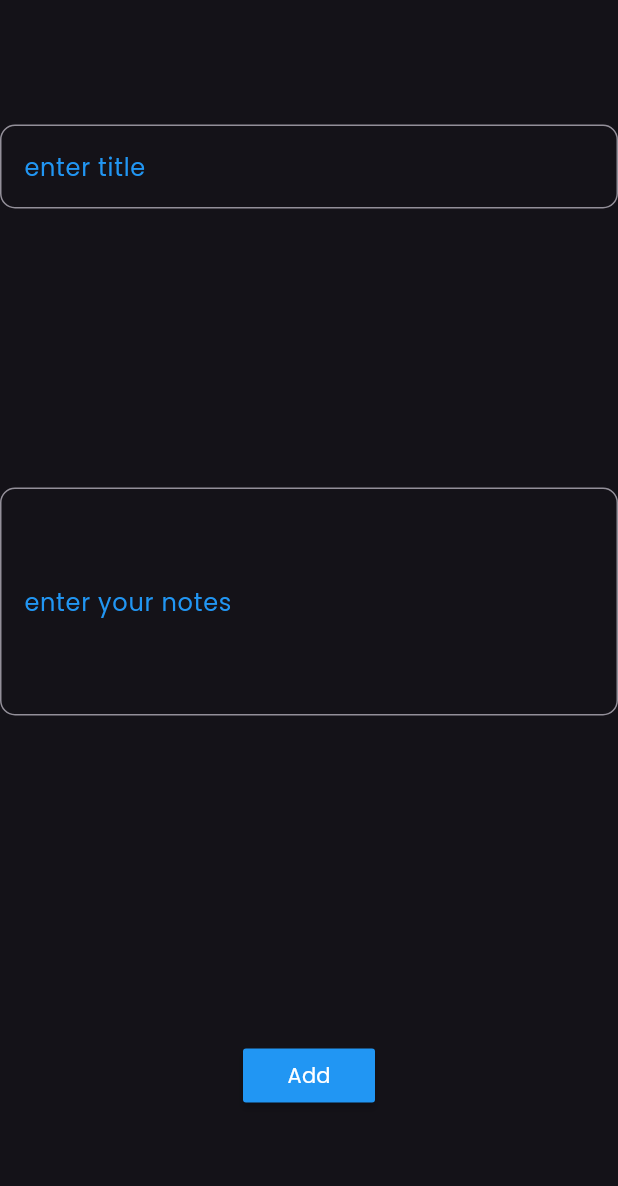
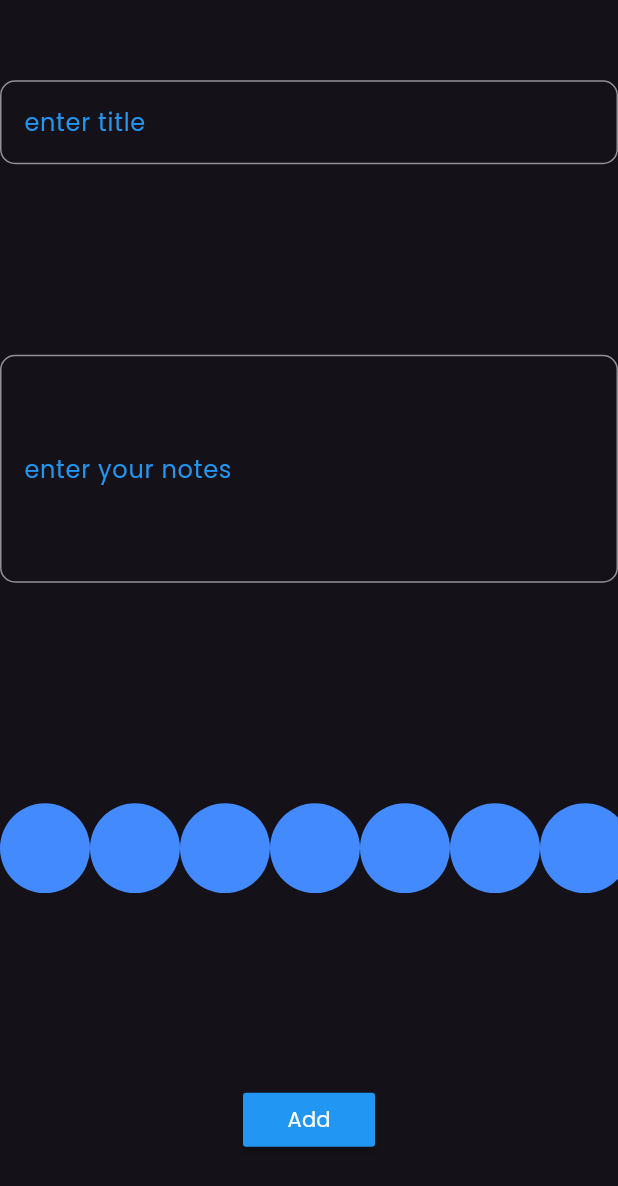
Before and after one commit to YoussefHamada-cs/my_nodes, a Flutter app: the AddForm widget shown alone on an empty page, opened directly, on a phone screen of 412 x 824 dp. Shown: the top 1186 px of the screen. Run offline on Flutter 3.47's test engine with Material 3 defaults, Android fonts, the phone set to English and light mode, and no system bars; our stand-ins replace bloc, flutter_bloc, font_awesome_flutter, hive, hive_flutter, modal_progress_hud_nsn; accounts and stored records are empty.

Commit message:
add colors list view part1

```diff
--- a/lib/views/widget/add_form.dart
+++ b/lib/views/widget/add_form.dart
@@ -3,6 +3,7 @@ import 'package:flutter_bloc/flutter_bloc.dart';
 import 'package:intl/intl.dart';
 import 'package:my_notes/cubits/add_note_cubit/notes_cubit.dart';
 import 'package:my_notes/models/note_model.dart';
+import 'package:my_notes/views/widget/colors_list_view.dart';
 
 class AddForm extends StatefulWidget {
   const AddForm({
@@ -48,7 +49,7 @@ class _AddFormState extends State<AddForm> {
               return null;
             },
           ),
-          SizedBox(
+          const SizedBox(
             height: 20,
           ),
           TextFormField(
@@ -75,8 +76,12 @@ class _AddFormState extends State<AddForm> {
               return null;
             },
           ),
-          SizedBox(
-            height: 50,
+       const   SizedBox(
+            height: 40,
+          ),
+          const ColorListView(),
+          const SizedBox(
+            height: 20,
           ),
           MaterialButton(
             color: Colors.blue,
--- /dev/null
+++ b/lib/views/widget/colors_list_view.dart
@@ -0,0 +1,34 @@
+import 'package:flutter/material.dart';
+
+class ColorListView extends StatelessWidget {
+  const ColorListView({super.key});
+
+  @override
+  Widget build(BuildContext context) {
+    return SizedBox(
+      height: 30 * 2,
+      child: ListView.builder(
+        scrollDirection: Axis.horizontal,
+        itemCount: 10,
+        itemBuilder: (context, index) {
+          return ColorItem();
+        },
+      ),
+    );
+  }
+}
+class ColorItem extends StatelessWidget {
+  const ColorItem({super.key});
+
+  @override
+  Widget build(BuildContext context) {
+    return const Row(
+      children: [
+        CircleAvatar(
+          radius: 30,
+          backgroundColor: Colors.blueAccent,
+        ),
+      ],
+    );
+  }
+}
```
